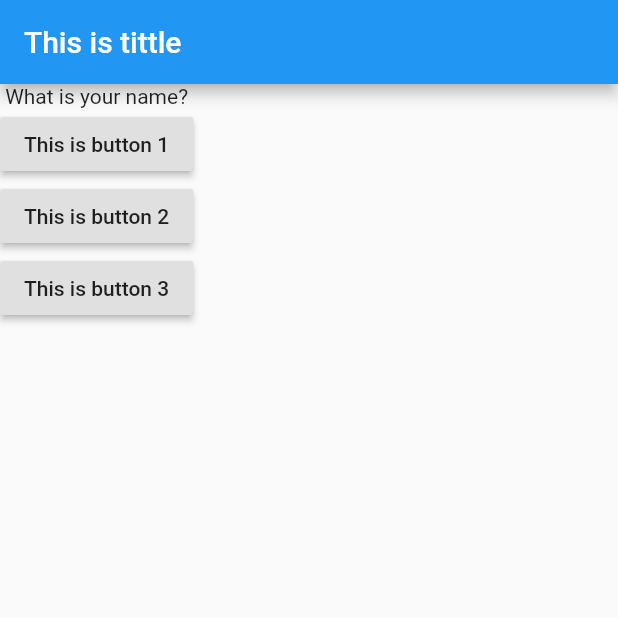
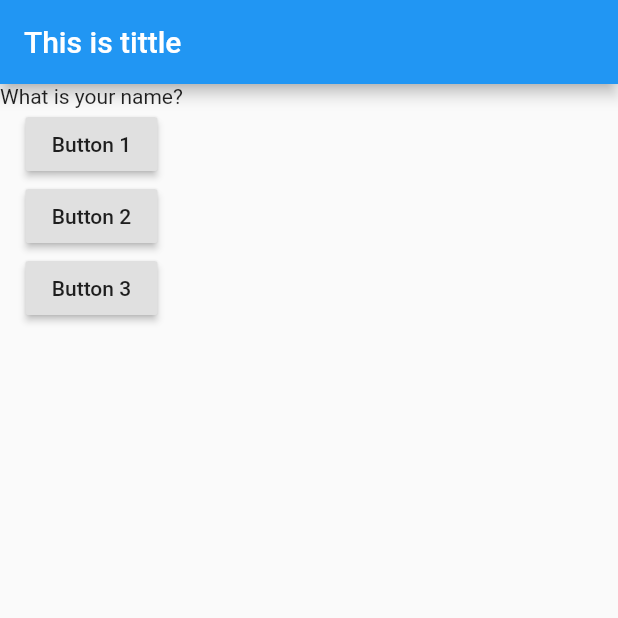
Before and after one commit to AshfakYeafi/Flutter_Projects, a Flutter app: the screen it shows after launch, on a phone screen of 412 x 824 dp, the top half of it. Run offline on Flutter 3.47's test engine with Material 2 defaults, Android fonts, the phone set to English and light mode, and no system bars.

Commit message:
update main.dart

```diff
--- a/demo_1/lib/main.dart
+++ b/demo_1/lib/main.dart
@@ -1,22 +1,16 @@
-import 'package:flutter/material.dart';
 import 'package:flutter/material.dart';
 
 void main() => runApp(MyApp());
 
 class MyApp extends StatefulWidget {
-
   @override
   State<StatefulWidget> createState() {
     // TODO: implement createState
     return MyAppState();
   }
-
-
 }
 
-class MyAppState extends State<MyApp>{
-
-
+class MyAppState extends State<MyApp> {
   var count = 0;
 
   void answerQue() {
@@ -28,8 +22,14 @@
 
   @override
   Widget build(BuildContext context) {
-    var question = ["What is your name?", "How are you?","What is your name?", "How are you?","What is your name?", "How are you?"];
-
+    var que = [
+      "What is your name?",
+      "Where do you live?",
+      "Will you be my gf?",
+      "Will you be my gf_2?",
+      "Will you be my gf_3?"
+    ];
+    // TODO: implement build
     return MaterialApp(
       home: Scaffold(
         appBar: AppBar(
@@ -37,10 +37,10 @@
         ),
         body: Column(
           children: [
-            Text(question[count]),
-            RaisedButton(child: Text("This is button 1"), onPressed: answerQue),
-            RaisedButton(child: Text("This is button 2"), onPressed: answerQue),
-            RaisedButton(child: Text("This is button 3"), onPressed: answerQue),
+            Text(que[count]),
+            RaisedButton(child: Text("Button 1"), onPressed: answerQue),
+            RaisedButton(child: Text("Button 2"), onPressed: answerQue),
+            RaisedButton(child: Text("Button 3"), onPressed: answerQue),
           ],
         ),
       ),
```
